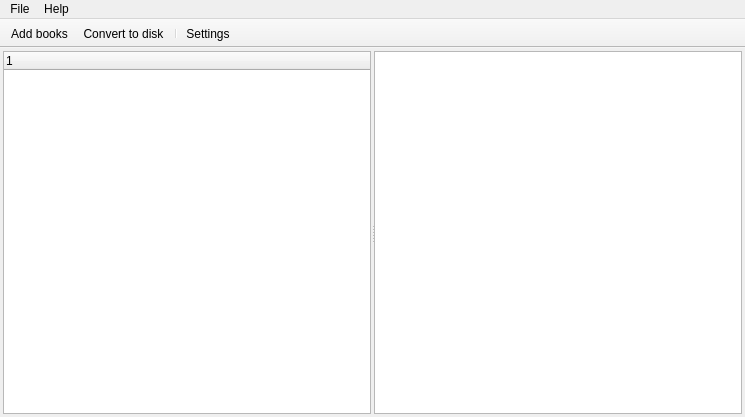
This is designer/mainwindow.ui in dnkorpushov/libro as Qt 5 draws it before an edit. The edited form follows.
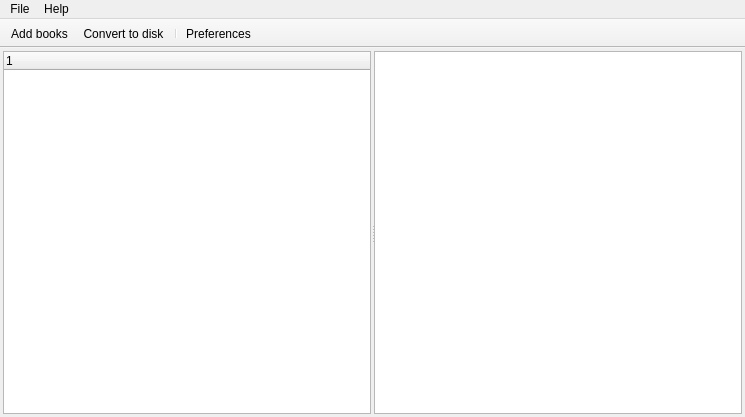
This is the edited form. Icons and pictures are not drawn. Custom widgets are drawn as their Qt base class.

Commit message: Add preferences dialog

What changed in the file:
```diff
--- a/designer/mainwindow.ui
+++ b/designer/mainwindow.ui
@@ -155,7 +155,10 @@
      <normaloff>:/toolbar/tool-settings.png</normaloff>:/toolbar/tool-settings.png</iconset>
    </property>
    <property name="text">
-    <string>Settings</string>
+    <string>Preferences</string>
+   </property>
+   <property name="toolTip">
+    <string>Libro preferences</string>
    </property>
    <property name="menuRole">
     <enum>QAction::PreferencesRole</enum>
```
The commit also changes 7 other files.
